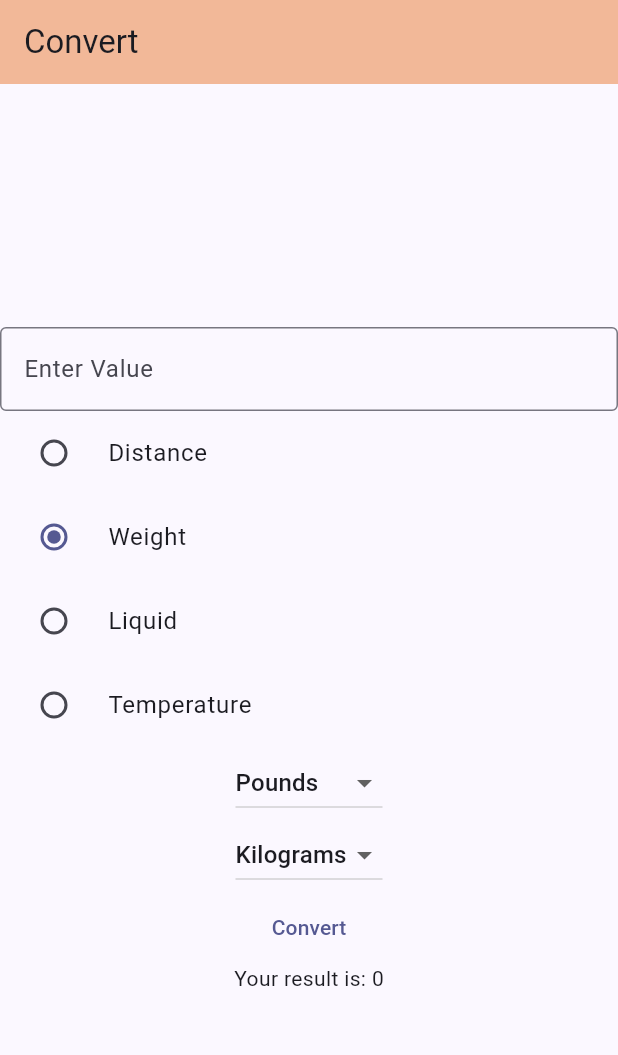
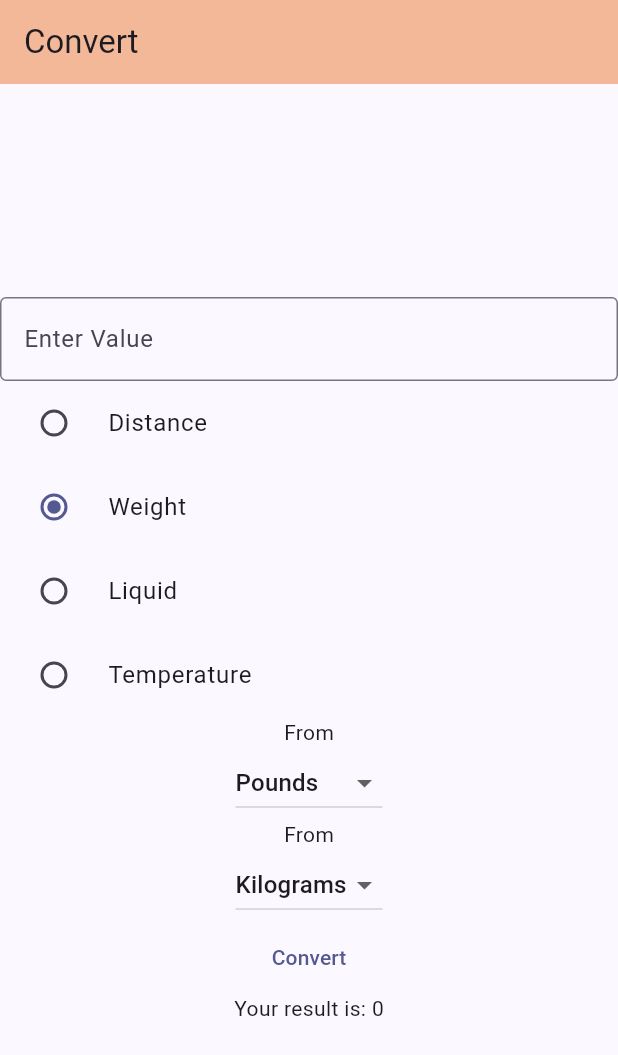
Before and after one commit to abhattarai28547/MSCS533Assignment1, a Flutter app: the screen it shows after launch, on a phone screen of 412 x 824 dp. Shown: the top 1055 px of the screen. Run offline on Flutter 3.47's test engine with Material 3 defaults, Android fonts, the phone set to English and light mode, and no system bars.

Commit message:
Final Draft

```diff
--- a/conversion_app/lib/main.dart
+++ b/conversion_app/lib/main.dart
@@ -185,6 +185,8 @@ class _MyHomePageState extends State<MyHomePage> {
               }
             ),
 
+            const Text('From'),
+
             DropdownButton<String>(
               value: selectedUnitFrom,
               items: getUnits(selectedMeasure),
@@ -194,6 +196,8 @@ class _MyHomePageState extends State<MyHomePage> {
                 });
               },
             ),
+            const Text('From'),
+
             DropdownButton<String>(
               value: selectedUnitTo,
               items: getUnits(selectedMeasure),
```
